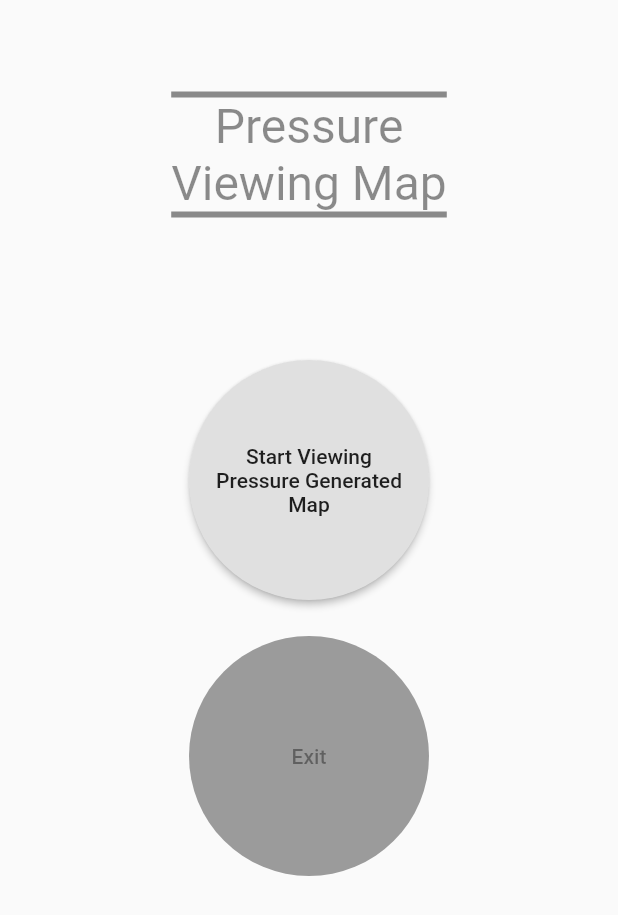
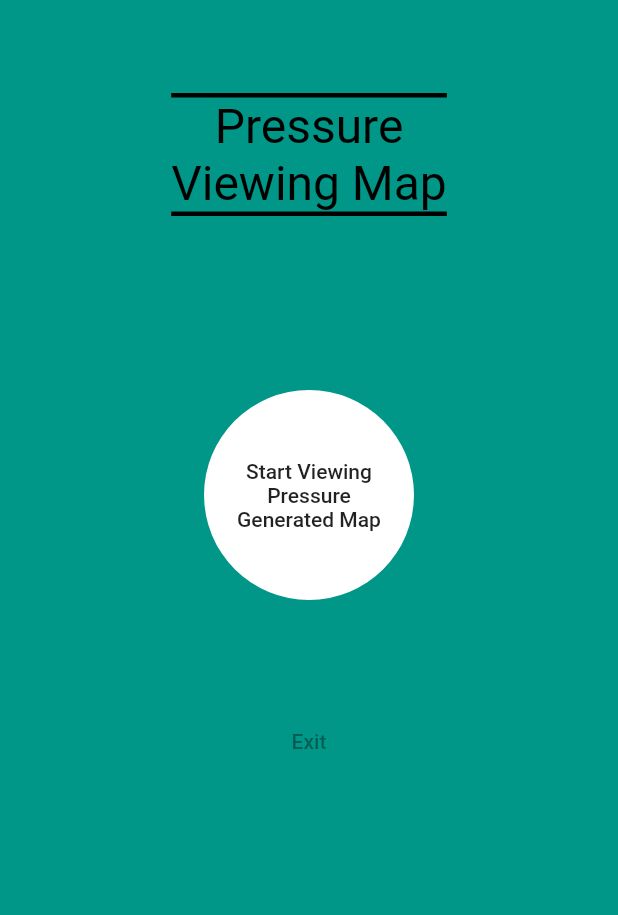
Before and after one commit to lewisbolaton/cushion_sensor_app, a Flutter app: the Menu screen opened directly with empty values, on a phone screen of 412 x 824 dp. Shown: the top 915 px of the screen. Run offline on Flutter 3.47's test engine with Material 2 defaults, Android fonts, the phone set to English and light mode, and no system bars; our stand-ins replace flutter_bluetooth_serial.

Commit message:
Edited the layout of menu

```diff
--- a/lib/main.dart
+++ b/lib/main.dart
@@ -64,7 +64,7 @@ class _CushionSensorAppState extends State<CushionSensorApp> {
       theme: ThemeData(
         backgroundColor: Colors.teal,
       ),
-      home: (_appState != 'idle') ? Menu(goToViewing) : Viewer(returnToIdle, _connect, sensorValues),
+      home: (_appState == 'idle') ? Menu(goToViewing) : Viewer(returnToIdle, _connect, sensorValues),
     );
   }
 
--- a/lib/menu.dart
+++ b/lib/menu.dart
@@ -13,6 +13,7 @@ class Menu extends StatelessWidget {
   @override
   Widget build(BuildContext context) {
     return Scaffold(
+      backgroundColor: Theme.of(context).backgroundColor,
       body: SafeArea(
         child: Column(
           children: [
--- a/lib/menu/menu_button.dart
+++ b/lib/menu/menu_button.dart
@@ -9,11 +9,12 @@ class MenuButton extends StatelessWidget {
   @override
   Widget build(BuildContext context) {
     return Container(
-      width: 160,
-      height: 160,
+      width: 140,
+      height: 140,
       margin: const EdgeInsets.symmetric(vertical: 12),
-      child: RaisedButton(
+      child: FlatButton(
         shape: CircleBorder(),
+        color: Colors.white,
         onPressed: clickHandler,
         child: Text(
           this.buttonText,
--- a/lib/menu/title_text.dart
+++ b/lib/menu/title_text.dart
@@ -9,12 +9,12 @@ class TitleText extends StatelessWidget {
             textAlign: TextAlign.center,
             style: TextStyle(
               fontSize: 32,
-              color: Colors.black45,
+              color: Colors.black,
             )),
         decoration: BoxDecoration(
           border: Border(
-            top: BorderSide(width: 4, color: Colors.black45),
-            bottom: BorderSide(width: 4, color: Colors.black45),
+            top: BorderSide(width: 3, color: Colors.black),
+            bottom: BorderSide(width: 3, color: Colors.black),
           ),
         ),
       ));
```
